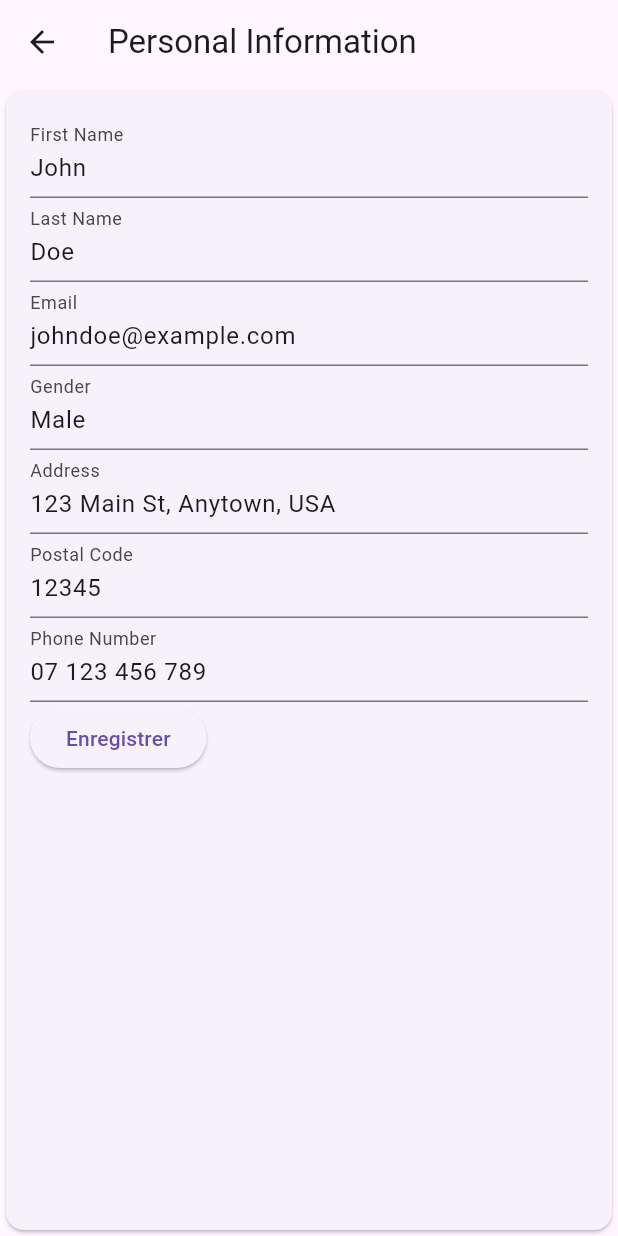
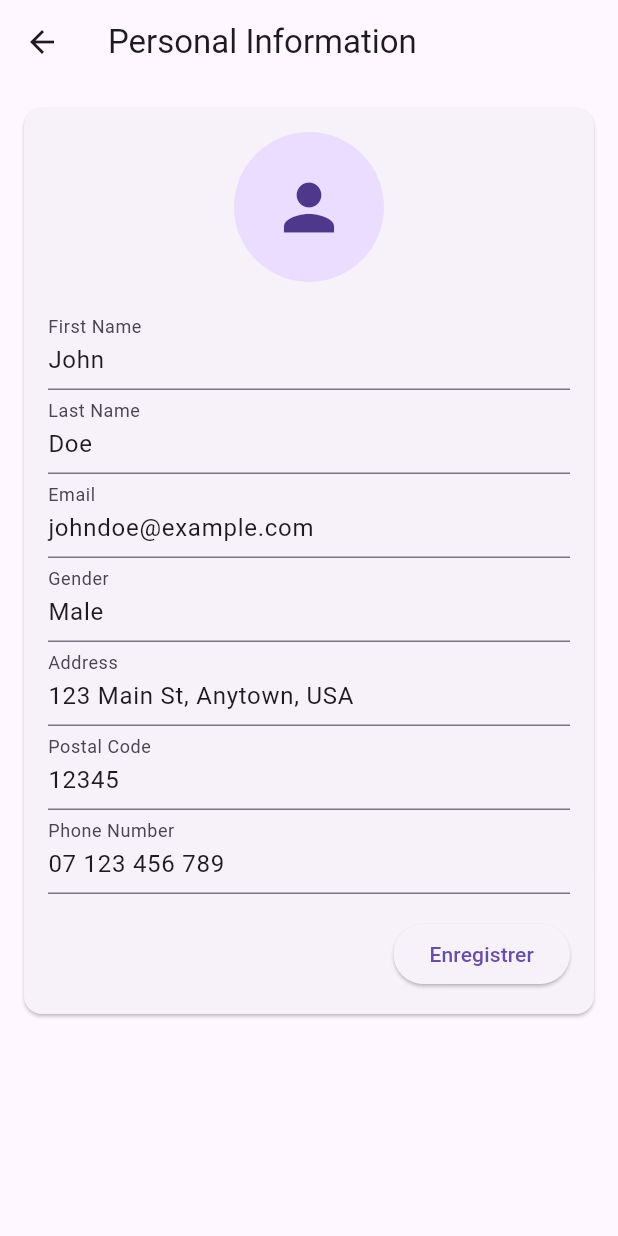
Before and after one commit to YOUPIDOK/cs-rust-flutter, a Flutter app: the PersonalInformation screen opened directly, after a tap on "Modifier", on a phone screen of 412 x 824 dp. Run offline on Flutter 3.47's test engine with Material 3 defaults, Android fonts, the phone set to English and light mode, and no system bars; our stand-ins replace built_collection, built_value, flutter_riverpod, go_router, hive, riverpod_annotation and 2 more; missing offline and left inert: ferry, ferry_exec, ferry_hive_store, gql, gql_code_builder, gql_exec and 2 more; accounts and stored records are empty; generated files the repository leaves out were written again; network calls fail; project files that could hold a hidden picture were left out.

Commit message:
feat: correct the page

```diff
--- a/app/lib/src/features/settings/personal_information/personal_information.dart
+++ b/app/lib/src/features/settings/personal_information/personal_information.dart
@@ -22,26 +22,35 @@ class _PersonalInformationState extends State<PersonalInformation> {
 
   Widget _buildDisplayCard() {
     return Card(
-      child: SizedBox(
-        width: double.infinity,
+      margin: const EdgeInsets.all(16.0),
       child: Padding(
         padding: const EdgeInsets.all(16.0),
         child: Column(
           crossAxisAlignment: CrossAxisAlignment.start,
           children: [
-              Text('First Name: ${_formData['firstName']}', style: const TextStyle(fontWeight: FontWeight.bold)),
-              Text('Last Name: ${_formData['lastName']}', style: const TextStyle(fontWeight: FontWeight.bold)),
-              Text('Email: ${_formData['email']}', style: const TextStyle(fontWeight: FontWeight.bold)),
-              Text('Gender: ${_formData['gender']}', style: const TextStyle(fontWeight: FontWeight.bold)),
-              Text('Address: ${_formData['address']}', style: const TextStyle(fontWeight: FontWeight.bold)),
-              Text('Postal Code: ${_formData['postalCode']}', style: const TextStyle(fontWeight: FontWeight.bold)),
-              Text('Phone Number: ${_formData['mobileNumber']}', style: const TextStyle(fontWeight: FontWeight.bold)),
-              ElevatedButton(
+            Center(
+              child: CircleAvatar(
+                radius: 50,
+                child: Icon(Icons.person, size: 50),
+              ),
+            ),
+            const SizedBox(height: 16),
+            Text('First Name: ${_formData['firstName']}', style: const TextStyle(fontWeight: FontWeight.bold, fontSize: 18)),
+            Text('Last Name: ${_formData['lastName']}', style: const TextStyle(fontWeight: FontWeight.bold, fontSize: 18)),
+            Text('Email: ${_formData['email']}', style: const TextStyle(fontWeight: FontWeight.bold, fontSize: 18)),
+            Text('Gender: ${_formData['gender']}', style: const TextStyle(fontWeight: FontWeight.bold, fontSize: 18)),
+            Text('Address: ${_formData['address']}', style: const TextStyle(fontWeight: FontWeight.bold, fontSize: 18)),
+            Text('Postal Code: ${_formData['postalCode']}', style: const TextStyle(fontWeight: FontWeight.bold, fontSize: 18)),
+            Text('Phone Number: ${_formData['mobileNumber']}', style: const TextStyle(fontWeight: FontWeight.bold, fontSize: 18)),
+            const SizedBox(height: 16),
+            Align(
+              alignment: Alignment.bottomRight,
+              child: ElevatedButton(
                 onPressed: () => setState(() => _isEditing = true),
                 child: const Text('Modifier'),
               ),
+            ),
           ],
-          ),
         ),
       ),
     );
@@ -49,13 +58,19 @@ class _PersonalInformationState extends State<PersonalInformation> {
 
   Widget _buildEditForm() {
     return Card(
-      child: SizedBox(
-        width: double.infinity,
+      margin: const EdgeInsets.all(16.0),
       child: Padding(
         padding: const EdgeInsets.all(16.0),
         child: Column(
           crossAxisAlignment: CrossAxisAlignment.start,
           children: <Widget>[
+            Center(
+              child: CircleAvatar(
+                radius: 50,
+                child: Icon(Icons.person, size: 50),
+              ),
+            ),
+            const SizedBox(height: 16),
             TextFormField(
               initialValue: _formData['firstName'],
               decoration: const InputDecoration(labelText: 'First Name'),
@@ -91,12 +106,15 @@ class _PersonalInformationState extends State<PersonalInformation> {
               decoration: const InputDecoration(labelText: 'Phone Number'),
               onChanged: (value) => _formData['mobileNumber'] = value,
             ),
-              ElevatedButton(
+            const SizedBox(height: 16),
+            Align(
+              alignment: Alignment.bottomRight,
+              child: ElevatedButton(
                 onPressed: () => setState(() => _isEditing = false),
                 child: const Text('Enregistrer'),
               ),
+            ),
           ],
-          ),
         ),
       ),
     );
@@ -106,8 +124,13 @@ class _PersonalInformationState extends State<PersonalInformation> {
   Widget build(BuildContext context) {
     return Scaffold(
       appBar: AppBar(title: const Text('Personal Information')),
-      body: Center(
-        child: _isEditing ? _buildEditForm() : _buildDisplayCard(),
+      body: SingleChildScrollView(
+        child: Column(
+          crossAxisAlignment: CrossAxisAlignment.stretch,
+          children: [
+            _isEditing ? _buildEditForm() : _buildDisplayCard(),
+          ],
+        ),
       ),
     );
   }
--- a/app/lib/src/features/settings/review_history/review_history.dart
+++ b/app/lib/src/features/settings/review_history/review_history.dart
@@ -19,9 +19,11 @@ class _ReviewHistoryState extends State<ReviewHistory> {
       context: context,
       builder: (BuildContext context) {
         int newStarCount = reviews[index]['starCount'];
+        return StatefulBuilder(
+          builder: (context, setState) {
             return AlertDialog(
               title: Text('Modifier l\'avis'),
-          content: Column(
+              content: Row(
                 mainAxisSize: MainAxisSize.min,
                 children: List.generate(5, (i) {
                   return IconButton(
@@ -54,6 +56,8 @@ class _ReviewHistoryState extends State<ReviewHistory> {
                   },
                 ),
               ],
+            );
+          },
         );
       },
     );
```
Lines whose indentation alone changed are shown as unchanged.
